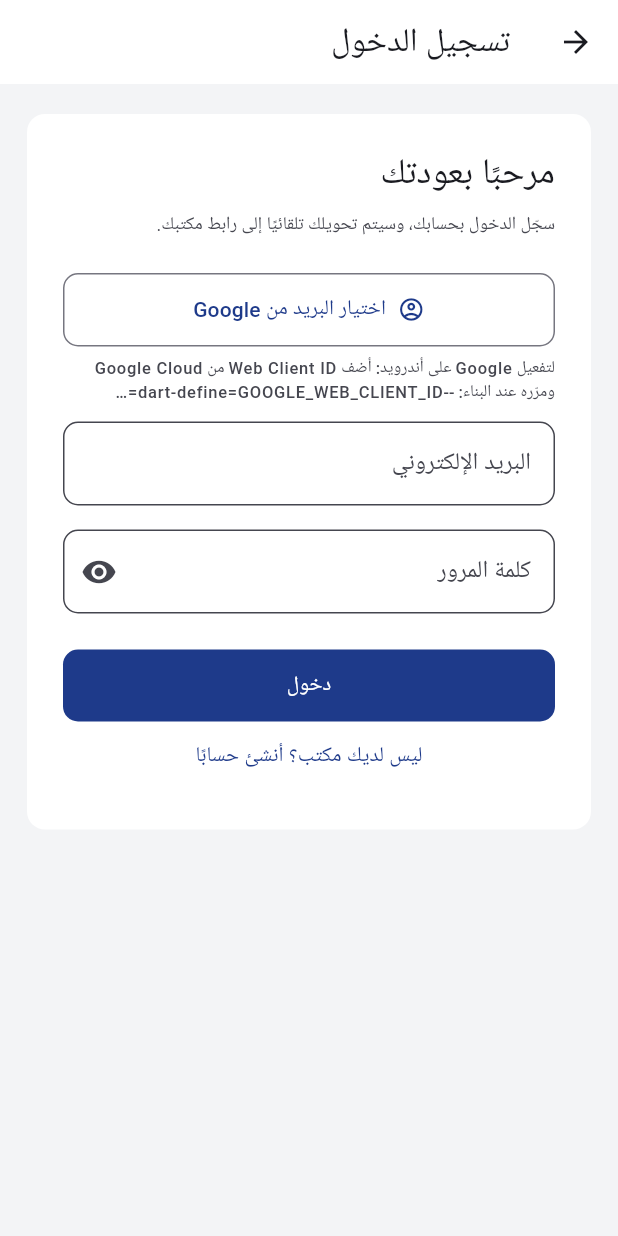
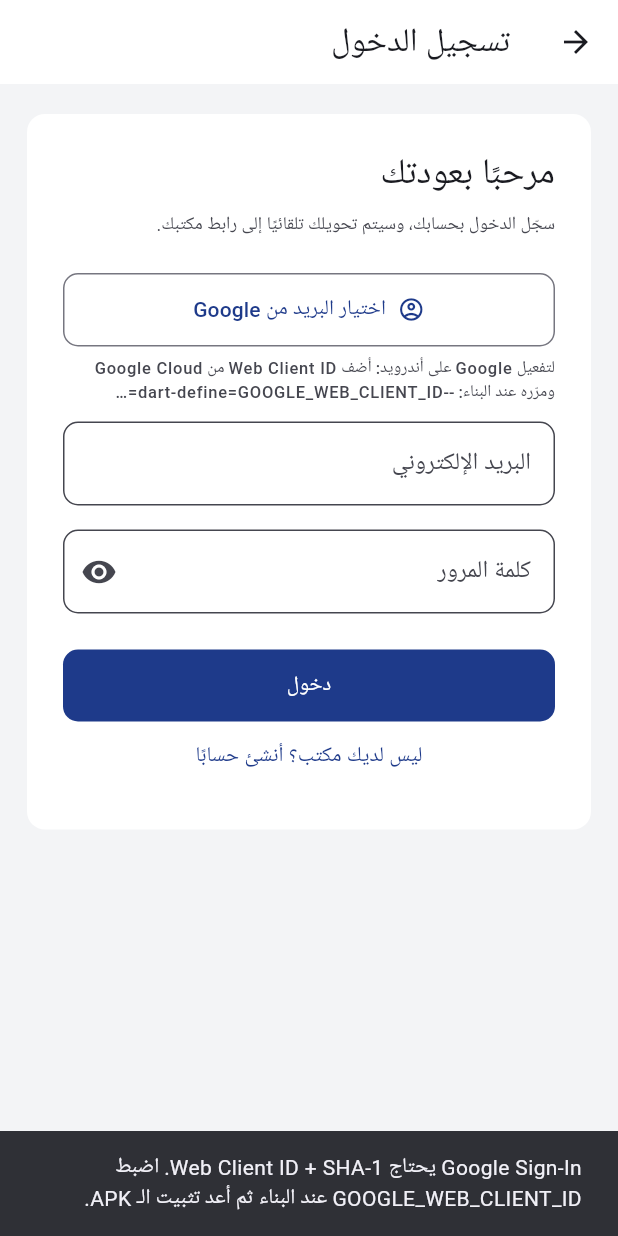
Before and after one commit to Abanobk/-lawyer, a Flutter app: the LoginPage screen opened by its route, after a tap on "اختيار البريد من Google", on a phone screen of 412 x 824 dp. Run offline on Flutter 3.47's test engine with Material 3 defaults, Android fonts, the phone set to English and light mode, and no system bars; our stand-ins replace file_picker, go_router, google_sign_in, shared_preferences, web; missing offline and left inert: dart:js_interop; accounts and stored records are empty.

Commit message:
fix(app): use endDrawer for RTL; guard Google sign-in config
Made-with: Cursor

```diff
--- a/app/lib/features/auth/login_page.dart
+++ b/app/lib/features/auth/login_page.dart
@@ -126,6 +126,18 @@ class _LoginPageState extends State<LoginPage> {
 
   Future<void> _pickGoogleEmail() async {
     if (_loading) return;
+    if (!kIsWeb && TenantBuildConfig.googleWebClientId.trim().isEmpty) {
+      if (!mounted) return;
+      ScaffoldMessenger.of(context).showSnackBar(
+        const SnackBar(
+          content: Text(
+            'Google Sign-In يحتاج Web Client ID + SHA-1. '
+            'اضبط GOOGLE_WEB_CLIENT_ID عند البناء ثم أعد تثبيت الـ APK.',
+          ),
+        ),
+      );
+      return;
+    }
     try {
       final account = await _google.signIn();
       if (account == null) return;
--- a/app/lib/features/office/office_shell.dart
+++ b/app/lib/features/office/office_shell.dart
@@ -102,7 +102,8 @@ class OfficeShell extends StatelessWidget {
 
         final drawerW = math.min(320.0, MediaQuery.sizeOf(context).width * 0.88);
         return Scaffold(
-          drawer: Drawer(
+          // RTL: open from the right side for Arabic UX.
+          endDrawer: Drawer(
             backgroundColor: AppColors.sidebar,
             surfaceTintColor: Colors.transparent,
             width: drawerW,
```
